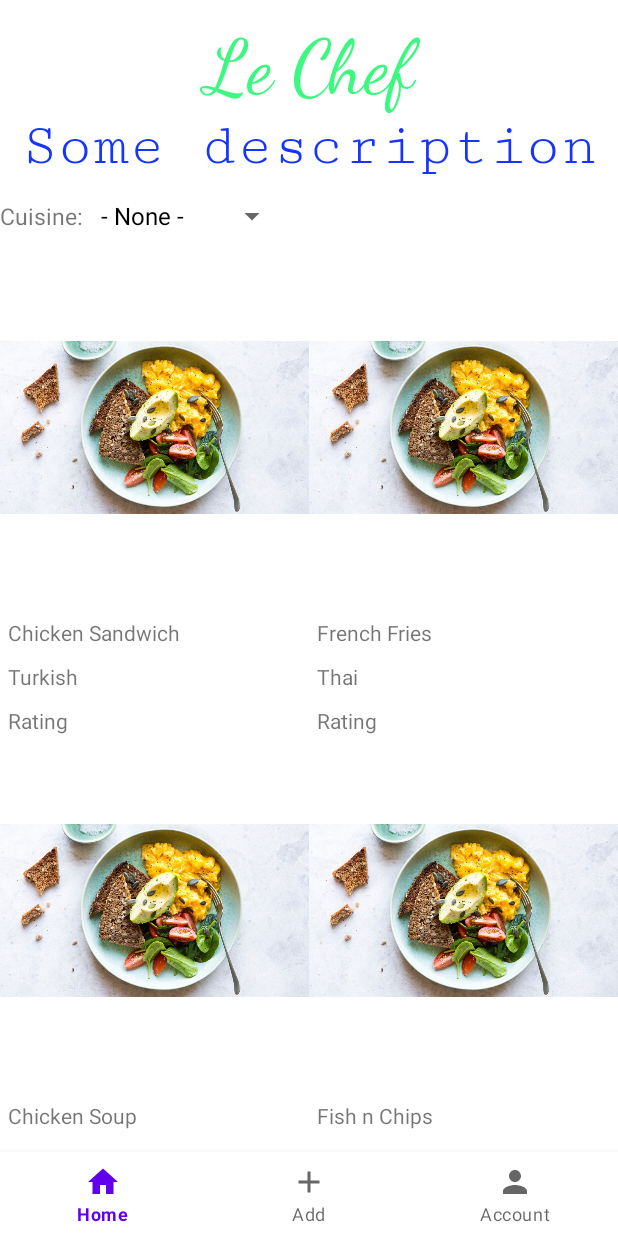
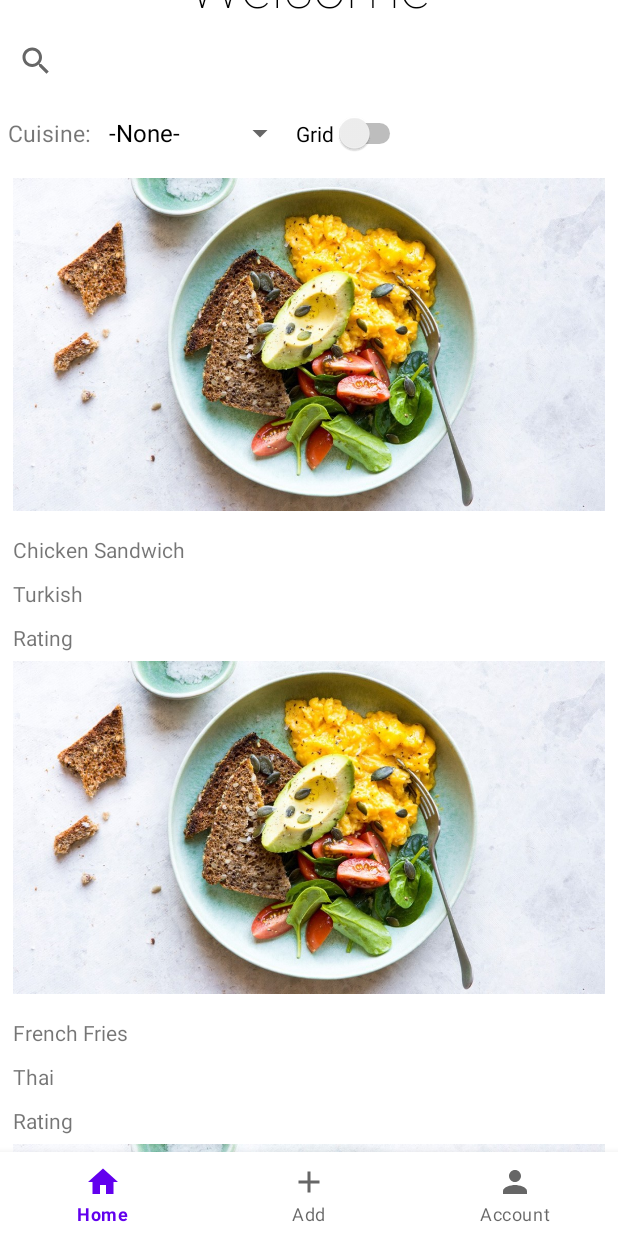
Before and after one commit to TJJ101/21-Le-Chef, an Android app: the screen it shows after launch once a user with an empty profile is signed in (MainActivity), on a phone screen of 412 x 824 dp. Run offline under Robolectric (Android 15) with nearby library versions, the phone set to English and light mode, and no system bars; our stand-ins replace Firebase (no records; nobody signed in at launch, a user with empty details on screens opened directly).

Commit message:
Mad small ui changes to the home fragment. Added toggle for grid layout. Small changes in profile fragment

```diff
--- a/app/src/main/java/sg/edu/np/madassignment1/HomeFragment.java
+++ b/app/src/main/java/sg/edu/np/madassignment1/HomeFragment.java
@@ -10,8 +10,10 @@ import android.view.View;
 import android.view.ViewGroup;
 import android.widget.AdapterView;
 import android.widget.ArrayAdapter;
+import android.widget.CompoundButton;
 import android.widget.EditText;
 import android.widget.Spinner;
+import android.widget.Switch;
 
 import androidx.annotation.Nullable;
 import androidx.appcompat.widget.SearchView;
@@ -29,9 +31,7 @@ public class HomeFragment extends Fragment {
     private RecyclerView recyclerView;
     public ArrayList<Recipe> recipeList = new ArrayList<>();
     String[] name = {"Chicken Sandwich", "French Fries", "Chicken Soup", "Fish n Chips", "Eggs Benedict", "Ceasar Salad", "Beef Stew", "Salmon Shushi", "Ramen"};
-    String[] cuisine = {"- None -", "Turkish", "Thai", "Japanese", "Indian", "French"};
-
-
+    String[] cuisine = {"-None-", "Turkish", "Thai", "Japanese", "Indian", "French"};
 
     @Nullable
     @Override
@@ -112,11 +112,25 @@ public class HomeFragment extends Fragment {
         });
         /*setHasOptionsMenu(true);*/
 
+        //gird layout switcher
+        Switch gridSwitch = (Switch) view.findViewById(R.id.gridSwitch);
+        gridSwitch.setOnCheckedChangeListener(new CompoundButton.OnCheckedChangeListener() {
+            @Override
+            public void onCheckedChanged(CompoundButton buttonView, boolean isChecked) {
+                if (isChecked){
+                    recyclerView.setLayoutManager(new GridLayoutManager(view.getContext(), 2));
+                }
+                else{
+                    recyclerView.setLayoutManager(new GridLayoutManager(view.getContext(), 1));
+                }
+            }
+        });
+
         //everything for recycler
         recyclerView = view.findViewById(R.id.myRecipeRecycler);
         adapter = new RecipeAdapter(recipeList);
         recyclerView.setHasFixedSize(true);
-        recyclerView.setLayoutManager(new GridLayoutManager(view.getContext(), 2));
+        recyclerView.setLayoutManager(new GridLayoutManager(view.getContext(), 1));
         recyclerView.setItemAnimator(new DefaultItemAnimator());
         recyclerView.setAdapter(adapter);
 
--- a/app/src/main/res/layout/fragment_add.xml
+++ b/app/src/main/res/layout/fragment_add.xml
@@ -80,8 +80,10 @@
         android:layout_height="0dp"
         app:layout_constraintBottom_toBottomOf="parent"
         app:layout_constraintEnd_toEndOf="parent"
+        app:layout_constraintHorizontal_bias="0.0"
         app:layout_constraintStart_toStartOf="parent"
-        app:layout_constraintTop_toBottomOf="@+id/linearLayout" />
+        app:layout_constraintTop_toBottomOf="@+id/linearLayout"
+        app:layout_constraintVertical_bias="0.0" />
 
 
 </androidx.constraintlayout.widget.ConstraintLayout>
--- a/app/src/main/res/layout/fragment_home.xml
+++ b/app/src/main/res/layout/fragment_home.xml
@@ -18,13 +18,6 @@
             android:layout_height="wrap_content"
             android:orientation="vertical">
 
-            <androidx.appcompat.widget.SearchView
-                android:id="@+id/searchTxt"
-                android:layout_width="match_parent"
-                android:layout_height="match_parent"
-                android:layoutDirection="rtl"
-                app:queryHint="Search" />
-
             <TextView
                 android:id="@+id/textView4"
                 android:layout_width="match_parent"
@@ -33,22 +26,31 @@
                 android:text="Le Chef"
                 android:textAlignment="center"
                 android:textColor="#3BF87F"
-                android:textSize="50sp" />
+                android:textSize="50sp"
+                android:paddingTop="10sp"/>
 
             <TextView
                 android:id="@+id/textView"
                 android:layout_width="match_parent"
                 android:layout_height="wrap_content"
-                android:fontFamily="serif-monospace"
-                android:text="Some description"
+                android:fontFamily="sans-serif-thin"
+                android:text="Welcome"
                 android:textAlignment="center"
-                android:textColor="#1534FF"
+                android:textColor="#000000"
                 android:textSize="40sp" />
+
+            <androidx.appcompat.widget.SearchView
+                android:id="@+id/searchTxt"
+                android:layout_width="match_parent"
+                android:layout_height="match_parent"
+                android:layoutDirection="ltr"
+                app:queryHint="Search" />
 
             <LinearLayout
                 android:layout_width="wrap_content"
                 android:layout_height="match_parent"
-                android:orientation="horizontal">
+                android:orientation="horizontal"
+                android:paddingLeft="5sp">
 
                 <TextView
                     android:id="@+id/textView3"
@@ -62,13 +64,25 @@
                     android:id="@+id/cuisineSpinner"
                     android:layout_width="wrap_content"
                     android:layout_height="wrap_content" />
+
+                <Switch
+                    android:id="@+id/gridSwitch"
+                    android:layout_width="wrap_content"
+                    android:layout_height="wrap_content"
+                    android:layout_weight="1"
+                    android:text="Grid" />
+
             </LinearLayout>
 
             <androidx.recyclerview.widget.RecyclerView
                 android:id="@+id/myRecipeRecycler"
                 android:layout_width="match_parent"
-                android:layout_height="600sp" />
+                android:layout_height="655sp"
+                android:paddingLeft="3sp"
+                android:paddingRight="3sp"/>
+
         </LinearLayout>
+
     </ScrollView>
 
 </androidx.constraintlayout.widget.ConstraintLayout>
--- a/app/src/main/res/layout/fragment_profile.xml
+++ b/app/src/main/res/layout/fragment_profile.xml
@@ -19,7 +19,7 @@
             android:id="@+id/imageView2"
             android:layout_width="154dp"
             android:layout_height="139dp"
-            android:layout_marginTop="40dp"
+            android:layout_marginTop="20dp"
             app:layout_constraintEnd_toEndOf="parent"
             app:layout_constraintStart_toStartOf="parent"
             app:layout_constraintTop_toTopOf="parent"
@@ -40,7 +40,7 @@
             android:id="@+id/textView6"
             android:layout_width="wrap_content"
             android:layout_height="wrap_content"
-            android:layout_marginTop="40dp"
+            android:layout_marginTop="20dp"
             android:text="Introduction:"
             app:layout_constraintEnd_toEndOf="parent"
             app:layout_constraintStart_toStartOf="parent"
@@ -73,7 +73,7 @@
             android:id="@+id/logoutBtn"
             android:layout_width="wrap_content"
             android:layout_height="wrap_content"
-            android:layout_marginTop="40dp"
+            android:layout_marginTop="20dp"
             android:text="Logout"
             app:layout_constraintEnd_toEndOf="parent"
             app:layout_constraintStart_toStartOf="parent"
--- a/app/src/main/res/layout/recipe_viewholder.xml
+++ b/app/src/main/res/layout/recipe_viewholder.xml
@@ -14,7 +14,9 @@
         app:layout_constraintHorizontal_bias="0.515"
         app:layout_constraintStart_toStartOf="parent"
         app:layout_constraintTop_toTopOf="parent"
-        app:srcCompat="@drawable/food" />
+        app:srcCompat="@drawable/food"
+        android:paddingLeft="5sp"
+        android:paddingRight="5sp" />
 
     <TextView
         android:id="@+id/myRecipeName"
--- a/app/src/main/res/layout/steps_viewholder.xml
+++ b/app/src/main/res/layout/steps_viewholder.xml
@@ -15,6 +15,7 @@
             android:layout_width="match_parent"
             android:layout_height="match_parent"
             android:layout_weight="2"
+            android:gravity="center|start"
             android:inputType="textLongMessage"
             android:text="TextView"
             android:textSize="14sp"
```
